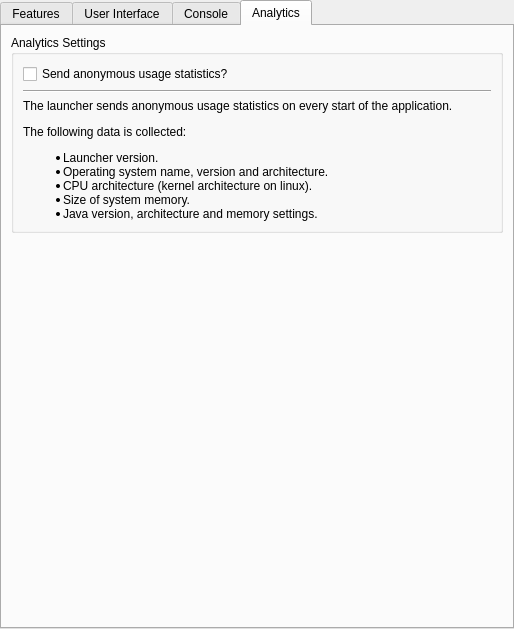
The window that launcher/ui/pages/global/LauncherPage.ui (yukiisbored/Launcher) describes before a commit, drawn with Qt 5.
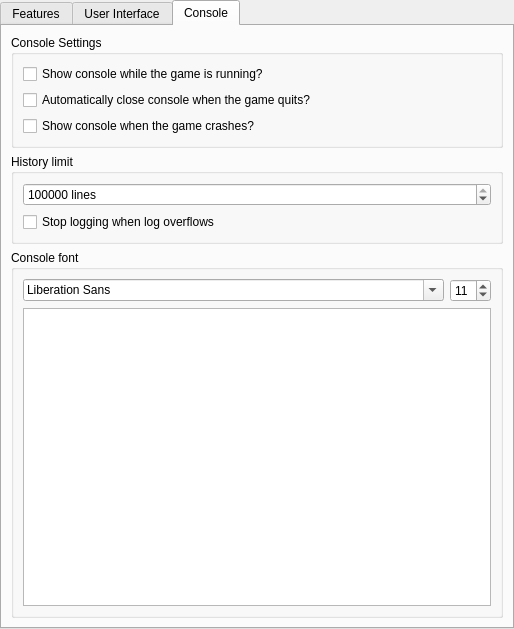
The same window after the commit. The open tabs and pages were chosen to show the change.

Commit message: Neutralize analytics

What changed in the file:
```diff
--- a/launcher/ui/pages/global/LauncherPage.ui
+++ b/launcher/ui/pages/global/LauncherPage.ui
@@ -442,69 +442,6 @@
        </item>
       </layout>
      </widget>
-     <widget class="QWidget" name="analyticsTab">
-      <attribute name="title">
-       <string>Analytics</string>
-      </attribute>
-      <layout class="QVBoxLayout" name="verticalLayout_8">
-       <item>
-        <widget class="QGroupBox" name="consoleSettingsBox_2">
-         <property name="title">
-          <string>Analytics Settings</string>
-         </property>
-         <layout class="QVBoxLayout" name="verticalLayout_4">
-          <item>
-           <widget class="QCheckBox" name="analyticsCheck">
-            <property name="text">
-             <string>Send anonymous usage statistics?</string>
-            </property>
-           </widget>
-          </item>
-          <item>
-           <widget class="Line" name="line">
-            <property name="orientation">
-             <enum>Qt::Horizontal</enum>
-            </property>
-           </widget>
-          </item>
-          <item>
-           <widget class="QLabel" name="label_5">
-            <property name="text">
-             <string>&lt;html&gt;&lt;head/&gt;
-&lt;body&gt;
-&lt;p&gt;The launcher sends anonymous usage statistics on every start of the application.&lt;/p&gt;&lt;p&gt;The following data is collected:&lt;/p&gt;
-&lt;ul&gt;
-&lt;li&gt;Launcher version.&lt;/li&gt;
-&lt;li&gt;Operating system name, version and architecture.&lt;/li&gt;
-&lt;li&gt;CPU architecture (kernel architecture on linux).&lt;/li&gt;
-&lt;li&gt;Size of system memory.&lt;/li&gt;
-&lt;li&gt;Java version, architecture and memory settings.&lt;/li&gt;
-&lt;/ul&gt;
-&lt;/body&gt;&lt;/html&gt;</string>
-            </property>
-            <property name="wordWrap">
-             <bool>true</bool>
-            </property>
-           </widget>
-          </item>
-         </layout>
-        </widget>
-       </item>
-       <item>
-        <spacer name="verticalSpacer">
-         <property name="orientation">
-          <enum>Qt::Vertical</enum>
-         </property>
-         <property name="sizeHint" stdset="0">
-          <size>
-           <width>20</width>
-           <height>40</height>
-          </size>
-         </property>
-        </spacer>
-       </item>
-      </layout>
-     </widget>
     </widget>
    </item>
   </layout>
```
Left out of the diff: 2 changed lines with no effect on the pictures. The commit also changes 18 other files.
